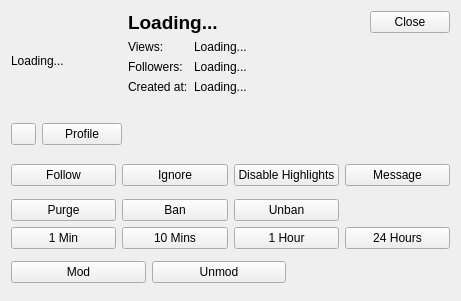
First picture: the form in forms/accountpopupform.ui, repository Chatterino/chatterino2, before the edit.
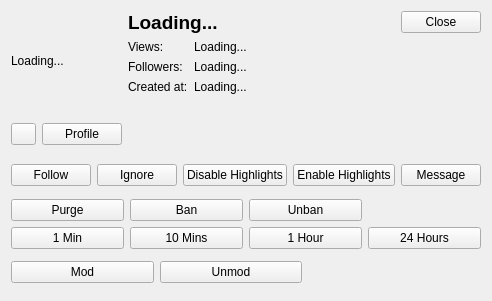
Second picture: the form after the edit. Icons and pictures are not drawn.

Commit message: Finished adding button functionality.

Diff of the .ui file:
```diff
--- a/forms/accountpopupform.ui
+++ b/forms/accountpopupform.ui
@@ -208,6 +208,13 @@
         </property>
        </widget>
       </item>
+      <item>
+       <widget class="QPushButton" name="enableHighlights">
+        <property name="text">
+         <string>Enable Highlights</string>
+        </property>
+       </widget>
+      </item>
       <item>
        <widget class="QPushButton" name="sendMessage">
         <property name="text">
```
The commit also changes 7 other files.
